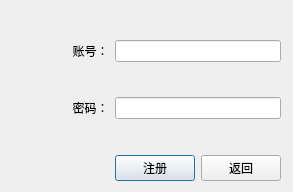
The window that UI/login_dlg.ui (JoeEmp/AirMemo) describes before a commit, drawn with Qt 5.
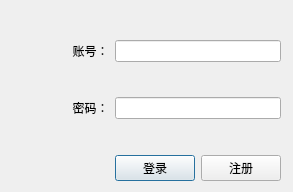
The same window after the commit.

Commit message: 登录功能(90%)

The edit to the form file:
```diff
--- a/UI/login_dlg.ui
+++ b/UI/login_dlg.ui
@@ -73,14 +73,14 @@
       <item>
        <widget class="QPushButton" name="login_btn">
         <property name="text">
-         <string>注册</string>
+         <string>登录</string>
         </property>
        </widget>
       </item>
       <item>
        <widget class="QPushButton" name="register_btn">
         <property name="text">
-         <string>返回</string>
+         <string>注册</string>
         </property>
        </widget>
       </item>
```
Left out of the diff: 25 changed lines with no effect on the pictures. The commit also changes 9 other files.
